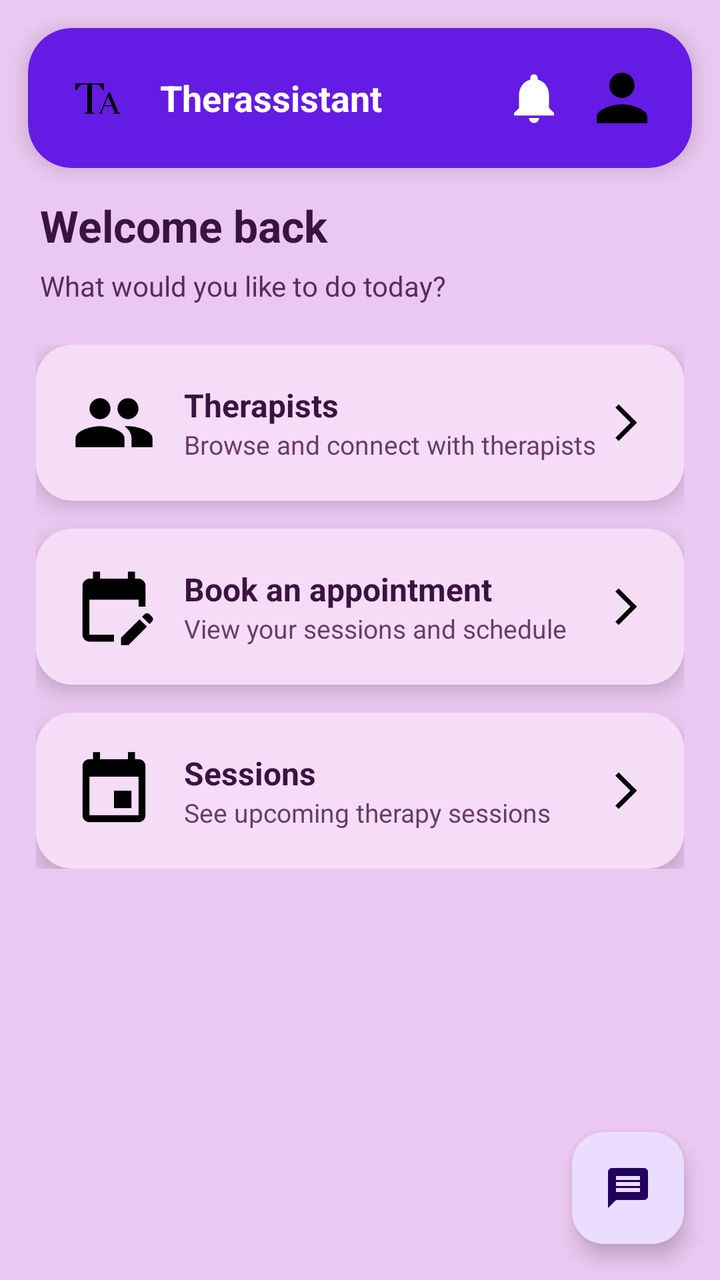
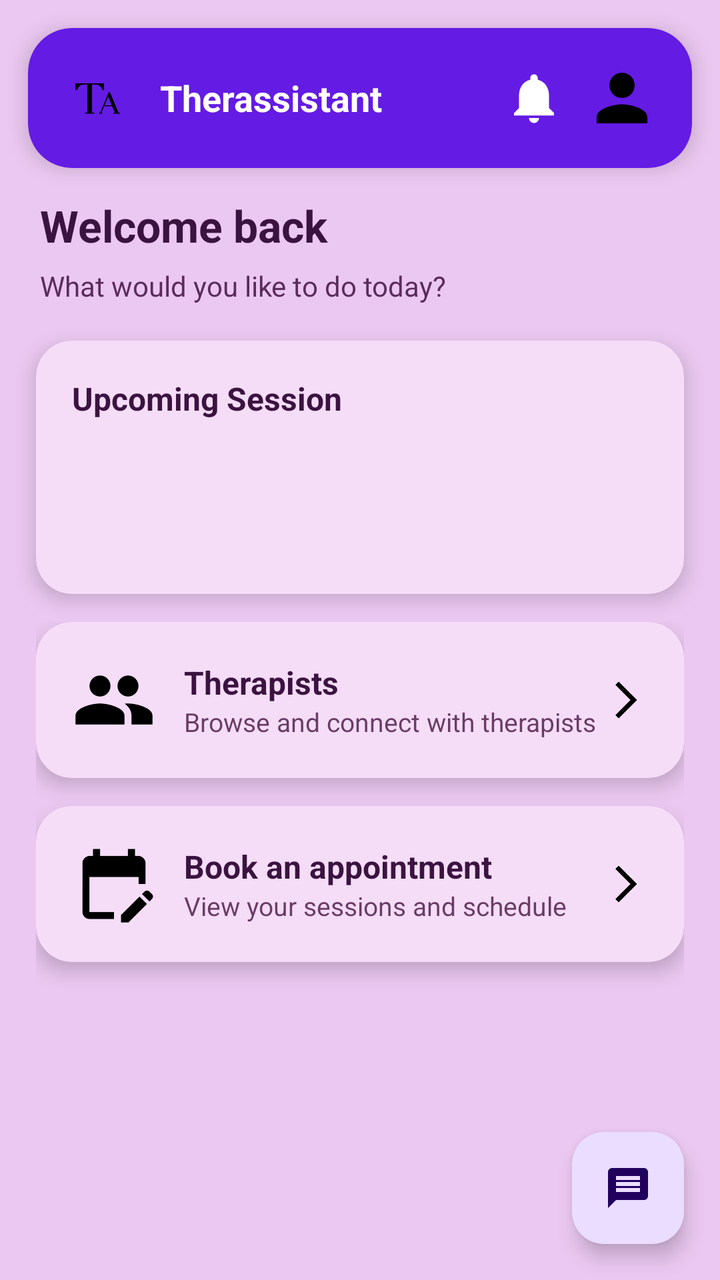

Before-and-after screenshots of an Android layout around one commit, followed by the original layout XML and the change that was made.
<!-- AndroidManifest.xml: application theme Theme.Therassistant2 -->
<!-- res/layout/activity_menu.xml -->
<?xml version="1.0" encoding="utf-8"?>
<androidx.constraintlayout.widget.ConstraintLayout xmlns:android="http://schemas.android.com/apk/res/android"
    xmlns:app="http://schemas.android.com/apk/res-auto"
    xmlns:tools="http://schemas.android.com/tools"
    android:layout_width="match_parent"
    android:layout_height="match_parent"
    android:background="#EBC8F1"
    tools:context=".menu">


    <androidx.cardview.widget.CardView
        android:id="@+id/topBar"
        android:layout_width="0dp"
        android:layout_height="wrap_content"
        android:layout_margin="14dp"
        app:cardCornerRadius="22dp"
        app:cardElevation="6dp"
        app:cardBackgroundColor="#641BE4"
        app:layout_constraintTop_toTopOf="parent"
        app:layout_constraintStart_toStartOf="parent"
        app:layout_constraintEnd_toEndOf="parent">

        <LinearLayout
            android:layout_width="match_parent"
            android:layout_height="wrap_content"
            android:orientation="horizontal"
            android:gravity="center_vertical"
            android:padding="16dp">

            <ImageView
                android:id="@+id/logo"
                android:layout_width="38dp"
                android:layout_height="38dp"
                android:src="@drawable/therasistantlogo"
                android:contentDescription="Therassistant Logo" />

            <TextView
                android:id="@+id/title"
                android:layout_width="0dp"
                android:layout_height="wrap_content"
                android:layout_marginStart="12dp"
                android:layout_weight="1"
                android:text="Therassistant"
                android:textColor="@android:color/white"
                android:textSize="18sp"
                android:textStyle="bold" />

            <FrameLayout
                android:layout_width="wrap_content"
                android:layout_height="wrap_content"
                android:layout_marginEnd="10dp">

                <ImageView
                    android:id="@+id/notificationBell"
                    android:layout_width="30dp"
                    android:layout_height="30dp"
                    android:src="@drawable/baseline_notifications_24"
                    android:clickable="true"
                    android:focusable="true" />

                <TextView
                    android:id="@+id/notificationBadge"
                    android:layout_width="18dp"
                    android:layout_height="18dp"
                    android:layout_gravity="end"
                    android:background="@drawable/badge_circle"
                    android:text="0"
                    android:textColor="@android:color/white"
                    android:textSize="10sp"
                    android:gravity="center"
                    android:visibility="gone"/>
            </FrameLayout>

            <ImageView
                android:id="@+id/profileCircle"
                android:layout_width="38dp"
                android:layout_height="38dp"
                android:src="@drawable/baseline_account_circle_24"
                android:contentDescription="User Profile"
                android:clickable="true"
                android:focusable="true" />

        </LinearLayout>

    </androidx.cardview.widget.CardView>


    <TextView
        android:id="@+id/welcomeText"
        android:layout_width="0dp"
        android:layout_height="wrap_content"
        android:text="Welcome back "
        android:textSize="22sp"
        android:textStyle="bold"
        android:textColor="#3B1340"
        android:layout_marginStart="20dp"
        android:layout_marginEnd="20dp"
        android:layout_marginTop="14dp"
        app:layout_constraintTop_toBottomOf="@id/topBar"
        app:layout_constraintStart_toStartOf="parent"
        app:layout_constraintEnd_toEndOf="parent" />

    <TextView
        android:id="@+id/subText"
        android:layout_width="0dp"
        android:layout_height="wrap_content"
        android:text="What would you like to do today?"
        android:textSize="14sp"
        android:textColor="#5A2C5C"
        android:layout_marginStart="20dp"
        android:layout_marginEnd="20dp"
        android:layout_marginTop="6dp"
        app:layout_constraintTop_toBottomOf="@id/welcomeText"
        app:layout_constraintStart_toStartOf="parent"
        app:layout_constraintEnd_toEndOf="parent" />


    <LinearLayout
        android:id="@+id/menuContainer"
        android:layout_width="0dp"
        android:layout_height="wrap_content"
        android:orientation="vertical"
        android:layout_marginStart="18dp"
        android:layout_marginEnd="18dp"
        android:layout_marginTop="20dp"
        android:gravity="center"
        app:layout_constraintTop_toBottomOf="@id/subText"
        app:layout_constraintStart_toStartOf="parent"
        app:layout_constraintEnd_toEndOf="parent">


        <androidx.cardview.widget.CardView
            android:layout_width="match_parent"
            android:layout_height="wrap_content"
            android:layout_marginBottom="14dp"
            app:cardCornerRadius="18dp"
            app:cardElevation="6dp"
            app:cardBackgroundColor="#F5DDF8">

            <LinearLayout
                android:id="@+id/therapistsButton"
                android:layout_width="match_parent"
                android:layout_height="wrap_content"
                android:orientation="horizontal"
                android:padding="18dp"
                android:gravity="center_vertical"
                android:clickable="true"
                android:focusable="true"
                android:background="?android:attr/selectableItemBackground">

                <ImageView
                    android:layout_width="42dp"
                    android:layout_height="42dp"
                    android:src="@drawable/baseline_people_24" />

                <LinearLayout
                    android:layout_width="0dp"
                    android:layout_height="wrap_content"
                    android:layout_weight="1"
                    android:layout_marginStart="14dp"
                    android:orientation="vertical">

                    <TextView
                        android:layout_width="wrap_content"
                        android:layout_height="wrap_content"
                        android:text="Therapists"
                        android:textSize="16sp"
                        android:textStyle="bold"
                        android:textColor="#3B1340" />

                    <TextView
                        android:layout_width="wrap_content"
                        android:layout_height="wrap_content"
                        android:text="Browse and connect with therapists"
                        android:textSize="13sp"
                        android:textColor="#6A3C66" />
                </LinearLayout>

                <ImageView
                    android:layout_width="22dp"
                    android:layout_height="22dp"
                    android:src="@drawable/baseline_arrow_forward_ios_24" />

            </LinearLayout>
        </androidx.cardview.widget.CardView>


        <androidx.cardview.widget.CardView
            android:layout_width="match_parent"
            android:layout_height="wrap_content"
            android:layout_marginBottom="14dp"
            app:cardCornerRadius="18dp"
            app:cardElevation="6dp"
            app:cardBackgroundColor="#F5DDF8">

            <LinearLayout
                android:id="@+id/calendarButton"
                android:layout_width="match_parent"
                android:layout_height="wrap_content"
                android:orientation="horizontal"
                android:padding="18dp"
                android:gravity="center_vertical"
                android:clickable="true"
                android:focusable="true">

                <ImageView
                    android:layout_width="42dp"
                    android:layout_height="42dp"
                    android:src="@drawable/baseline_edit_calendar_24" />

                <LinearLayout
                    android:layout_width="0dp"
                    android:layout_height="wrap_content"
                    android:layout_weight="1"
                    android:layout_marginStart="14dp"
                    android:orientation="vertical">

                    <TextView
                        android:layout_width="wrap_content"
                        android:layout_height="wrap_content"
                        android:text="Book an appointment"
                        android:textSize="16sp"
                        android:textStyle="bold"
                        android:textColor="#3B1340" />

                    <TextView
                        android:layout_width="wrap_content"
                        android:layout_height="wrap_content"
                        android:text="View your sessions and schedule"
                        android:textSize="13sp"
                        android:textColor="#6A3C66" />
                </LinearLayout>

                <ImageView
                    android:layout_width="22dp"
                    android:layout_height="22dp"
                    android:src="@drawable/baseline_arrow_forward_ios_24" />

            </LinearLayout>
        </androidx.cardview.widget.CardView>


        <androidx.cardview.widget.CardView
            android:layout_width="match_parent"
            android:layout_height="wrap_content"
            app:cardCornerRadius="18dp"
            app:cardElevation="6dp"
            app:cardBackgroundColor="#F5DDF8">

            <LinearLayout
                android:id="@+id/upcomingSessionsButton"
                android:layout_width="match_parent"
                android:layout_height="wrap_content"
                android:orientation="horizontal"
                android:padding="18dp"
                android:gravity="center_vertical"
                android:clickable="true"
                android:focusable="true">

                <ImageView
                    android:layout_width="42dp"
                    android:layout_height="42dp"
                    android:src="@drawable/baseline_event_24" />

                <LinearLayout
                    android:layout_width="0dp"
                    android:layout_height="wrap_content"
                    android:layout_weight="1"
                    android:layout_marginStart="14dp"
                    android:orientation="vertical">

                    <TextView
                        android:layout_width="wrap_content"
                        android:layout_height="wrap_content"
                        android:text="Sessions"
                        android:textSize="16sp"
                        android:textStyle="bold"
                        android:textColor="#3B1340" />

                    <TextView
                        android:layout_width="wrap_content"
                        android:layout_height="wrap_content"
                        android:text="See upcoming therapy sessions"
                        android:textSize="13sp"
                        android:textColor="#6A3C66" />
                </LinearLayout>

                <ImageView
                    android:layout_width="22dp"
                    android:layout_height="22dp"
                    android:src="@drawable/baseline_arrow_forward_ios_24" />

            </LinearLayout>
        </androidx.cardview.widget.CardView>

    </LinearLayout>


    <com.google.android.material.floatingactionbutton.FloatingActionButton
        android:id="@+id/messageButton"
        android:layout_width="wrap_content"
        android:layout_height="wrap_content"
        android:layout_margin="18dp"
        android:src="@drawable/baseline_message_24"
        android:contentDescription="Messages"
        app:layout_constraintBottom_toBottomOf="parent"
        app:layout_constraintEnd_toEndOf="parent"
        android:clickable="true"
        android:focusable="true" />

</androidx.constraintlayout.widget.ConstraintLayout>
<!-- resources referenced by this layout -->
<resources>
  <!-- drawable badge_circle (drawable) -->
  <shape xmlns:android="http://schemas.android.com/apk/res/android"
      android:shape="oval">
  
      <solid android:color="#FF3B30"/>
  
  </shape>
  <!-- drawable baseline_account_circle_24 (drawable) -->
  <?xml version="1.0" encoding="utf-8"?>
  <vector xmlns:android="http://schemas.android.com/apk/res/android"
      android:width="24dp"
      android:height="24dp"
      android:viewportWidth="24"
      android:viewportHeight="24">
      <path
          android:fillColor="#000000"
          android:pathData="M12,12c2.21,0 4,-1.79 4,-4s-1.79,-4 -4,-4 -4,1.79 -4,4 1.79,4 4,4zM12,14c-2.67,0 -8,1.34 -8,4v2h16v-2c0,-2.66 -5.33,-4 -8,-4z"/>
  </vector>
  <!-- drawable baseline_arrow_forward_ios_24 (drawable) -->
  <vector xmlns:android="http://schemas.android.com/apk/res/android" android:autoMirrored="true" android:height="24dp" android:tint="#000000" android:viewportHeight="24" android:viewportWidth="24" android:width="24dp">
        
      <path android:fillColor="@android:color/white" android:pathData="M6.23,20.23l1.77,1.77l10,-10l-10,-10l-1.77,1.77l8.23,8.23z"/>
      
  </vector>
  <!-- drawable baseline_edit_calendar_24 (drawable) -->
  <vector android:height="24dp" android:tint="#000000"
      android:viewportHeight="24" android:viewportWidth="24"
      android:width="24dp" xmlns:android="http://schemas.android.com/apk/res/android">
      <path android:fillColor="@android:color/white" android:pathData="M12,22H5c-1.11,0 -2,-0.9 -2,-2L3.01,6c0,-1.1 0.88,-2 1.99,-2h1V2h2v2h8V2h2v2h1c1.1,0 2,0.9 2,2v6h-2v-2H5v10h7V22zM22.13,16.99l0.71,-0.71c0.39,-0.39 0.39,-1.02 0,-1.41l-0.71,-0.71c-0.39,-0.39 -1.02,-0.39 -1.41,0l-0.71,0.71L22.13,16.99zM21.42,17.7l-5.3,5.3H14v-2.12l5.3,-5.3L21.42,17.7z"/>
  </vector>
  <!-- drawable baseline_event_24 (drawable) -->
  <vector android:height="24dp" android:tint="#000000"
      android:viewportHeight="24" android:viewportWidth="24"
      android:width="24dp" xmlns:android="http://schemas.android.com/apk/res/android">
      <path android:fillColor="@android:color/white" android:pathData="M17,12h-5v5h5v-5zM16,1v2L8,3L8,1L6,1v2L5,3c-1.11,0 -1.99,0.9 -1.99,2L3,19c0,1.1 0.89,2 2,2h14c1.1,0 2,-0.9 2,-2L21,5c0,-1.1 -0.9,-2 -2,-2h-1L18,1h-2zM19,19L5,19L5,8h14v11z"/>
  </vector>
  <!-- drawable baseline_message_24 (drawable) -->
  <vector android:autoMirrored="true" android:height="24dp"
      android:tint="#000000" android:viewportHeight="24"
      android:viewportWidth="24" android:width="24dp" xmlns:android="http://schemas.android.com/apk/res/android">
      <path android:fillColor="@android:color/white" android:pathData="M20,2L4,2c-1.1,0 -1.99,0.9 -1.99,2L2,22l4,-4h14c1.1,0 2,-0.9 2,-2L22,4c0,-1.1 -0.9,-2 -2,-2zM18,14L6,14v-2h12v2zM18,11L6,11L6,9h12v2zM18,8L6,8L6,6h12v2z"/>
  </vector>
  <!-- drawable baseline_notifications_24 (drawable) -->
  <vector xmlns:android="http://schemas.android.com/apk/res/android"
      android:width="24dp"
      android:height="24dp"
      android:viewportWidth="24"
      android:viewportHeight="24"
      android:tint="#FFFFFF">
  
      <path
          android:fillColor="@android:color/white"
          android:pathData="M12,22c1.1,0 2,-0.9 2,-2h-4c0,1.1 0.9,2 2,2zm6,-6V11c0,-3.07 -1.63,-5.64 -4.5,-6.32V4c0,-0.83 -0.67,-1.5 -1.5,-1.5S10.5,3.17 10.5,4v0.68C7.63,5.36 6,7.92 6,11v5l-2,2v1h16v-1l-2,-2z"/>
  </vector>
  <style name="Theme.Therassistant2" parent="Base.Theme.Therassistant2" />
  <style name="Base.Theme.Therassistant2" parent="Theme.Material3.DayNight.NoActionBar">
          
          
      </style>
  <!-- unchanged entries left out for length: 2 -->
</resources>

<!-- the commit's change to res/layout/activity_menu.xml (unified diff, before → after) -->
@@ -115,6 +115,73 @@
         app:layout_constraintEnd_toEndOf="parent" />
 
 
+    <androidx.cardview.widget.CardView
+        android:id="@+id/nextSessionCard"
+        android:layout_width="0dp"
+        android:layout_height="wrap_content"
+        android:layout_marginStart="18dp"
+        android:layout_marginEnd="18dp"
+        android:layout_marginTop="18dp"
+        app:cardCornerRadius="18dp"
+        app:cardElevation="6dp"
+        app:cardBackgroundColor="#F5DDF8"
+        app:layout_constraintTop_toBottomOf="@id/subText"
+        app:layout_constraintStart_toStartOf="parent"
+        app:layout_constraintEnd_toEndOf="parent">
+
+        <LinearLayout
+            android:layout_width="match_parent"
+            android:layout_height="wrap_content"
+            android:orientation="vertical"
+            android:padding="18dp">
+
+            <TextView
+                android:layout_width="wrap_content"
+                android:layout_height="wrap_content"
+                android:text="Upcoming Session"
+                android:textSize="16sp"
+                android:textStyle="bold"
+                android:textColor="#3B1340" />
+
+            <TextView
+                android:id="@+id/nextSessionTherapist"
+                android:layout_width="wrap_content"
+                android:layout_height="wrap_content"
+                android:layout_marginTop="6dp"
+                android:textSize="15sp"
+                android:textStyle="bold"
+                android:textColor="#5A2C5C" />
+
+            <TextView
+                android:id="@+id/nextSessionDateTime"
+                android:layout_width="wrap_content"
+                android:layout_height="wrap_content"
+                android:layout_marginTop="2dp"
+                android:textSize="14sp"
+                android:textColor="#6A3C66" />
+
+            <TextView
+                android:id="@+id/nextSessionDetails"
+                android:layout_width="wrap_content"
+                android:layout_height="wrap_content"
+                android:layout_marginTop="4dp"
+                android:textSize="13sp"
+                android:textColor="#6A3C66"
+                android:maxLines="2"
+                android:ellipsize="end" />
+
+            <TextView
+                android:id="@+id/nextSessionEmpty"
+                android:layout_width="wrap_content"
+                android:layout_height="wrap_content"
+                android:layout_marginTop="6dp"
+                android:text="No upcoming sessions"
+                android:textSize="14sp"
+                android:textColor="#6A3C66"
+                android:visibility="gone" />
+        </LinearLayout>
+    </androidx.cardview.widget.CardView>
+
     <LinearLayout
         android:id="@+id/menuContainer"
         android:layout_width="0dp"
@@ -122,9 +189,9 @@
         android:orientation="vertical"
         android:layout_marginStart="18dp"
         android:layout_marginEnd="18dp"
-        android:layout_marginTop="20dp"
+        android:layout_marginTop="14dp"
         android:gravity="center"
-        app:layout_constraintTop_toBottomOf="@id/subText"
+        app:layout_constraintTop_toBottomOf="@id/nextSessionCard"
         app:layout_constraintStart_toStartOf="parent"
         app:layout_constraintEnd_toEndOf="parent">
 
@@ -245,56 +312,9 @@
             android:layout_height="wrap_content"
             app:cardCornerRadius="18dp"
             app:cardElevation="6dp"
-            app:cardBackgroundColor="#F5DDF8">
-
-            <LinearLayout
-                android:id="@+id/upcomingSessionsButton"
-                android:layout_width="match_parent"
-                android:layout_height="wrap_content"
-                android:orientation="horizontal"
-                android:padding="18dp"
-                android:gravity="center_vertical"
-                android:clickable="true"
-                android:focusable="true">
-
-                <ImageView
-                    android:layout_width="42dp"
-                    android:layout_height="42dp"
-                    android:src="@drawable/baseline_event_24" />
-
-                <LinearLayout
-                    android:layout_width="0dp"
-                    android:layout_height="wrap_content"
-                    android:layout_weight="1"
-                    android:layout_marginStart="14dp"
-                    android:orientation="vertical">
-
-                    <TextView
-                        android:layout_width="wrap_content"
-                        android:layout_height="wrap_content"
-                        android:text="Sessions"
-                        android:textSize="16sp"
-                        android:textStyle="bold"
-                        android:textColor="#3B1340" />
-
-                    <TextView
-                        android:layout_width="wrap_content"
-                        android:layout_height="wrap_content"
-                        android:text="See upcoming therapy sessions"
-                        android:textSize="13sp"
-                        android:textColor="#6A3C66" />
-                </LinearLayout>
-
-                <ImageView
-                    android:layout_width="22dp"
-                    android:layout_height="22dp"
-                    android:src="@drawable/baseline_arrow_forward_ios_24" />
+            app:cardBackgroundColor="#F5DDF8"/>
 
             </LinearLayout>
-        </androidx.cardview.widget.CardView>
-
-    </LinearLayout>
-
 
     <com.google.android.material.floatingactionbutton.FloatingActionButton
         android:id="@+id/messageButton"
<!-- resource entries referenced after the edit -->
@@ -30,12 +30,6 @@
       android:width="24dp" xmlns:android="http://schemas.android.com/apk/res/android">
       <path android:fillColor="@android:color/white" android:pathData="M12,22H5c-1.11,0 -2,-0.9 -2,-2L3.01,6c0,-1.1 0.88,-2 1.99,-2h1V2h2v2h8V2h2v2h1c1.1,0 2,0.9 2,2v6h-2v-2H5v10h7V22zM22.13,16.99l0.71,-0.71c0.39,-0.39 0.39,-1.02 0,-1.41l-0.71,-0.71c-0.39,-0.39 -1.02,-0.39 -1.41,0l-0.71,0.71L22.13,16.99zM21.42,17.7l-5.3,5.3H14v-2.12l5.3,-5.3L21.42,17.7z"/>
   </vector>
-  <!-- drawable baseline_event_24 (drawable) -->
-  <vector android:height="24dp" android:tint="#000000"
-      android:viewportHeight="24" android:viewportWidth="24"
-      android:width="24dp" xmlns:android="http://schemas.android.com/apk/res/android">
-      <path android:fillColor="@android:color/white" android:pathData="M17,12h-5v5h5v-5zM16,1v2L8,3L8,1L6,1v2L5,3c-1.11,0 -1.99,0.9 -1.99,2L3,19c0,1.1 0.89,2 2,2h14c1.1,0 2,-0.9 2,-2L21,5c0,-1.1 -0.9,-2 -2,-2h-1L18,1h-2zM19,19L5,19L5,8h14v11z"/>
-  </vector>
   <!-- drawable baseline_message_24 (drawable) -->
   <vector android:autoMirrored="true" android:height="24dp"
       android:tint="#000000" android:viewportHeight="24"
